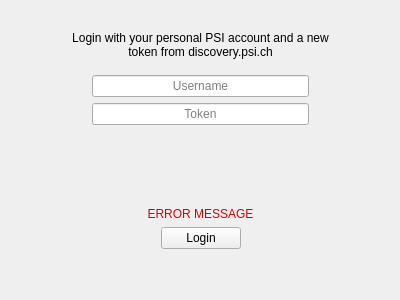
Before: the Qt Designer form PSIArchiver/login.ui in paulscherrerinstitute/scicat-qt, drawn with Qt 5.
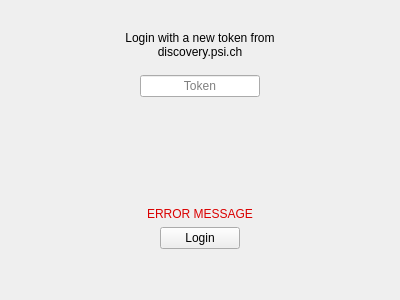
After: the same form once the commit is applied.

Commit message: feat: keep token only login dialog

The edit to the form file:
```diff
--- a/PSIArchiver/login.ui
+++ b/PSIArchiver/login.ui
@@ -50,7 +50,7 @@
        <item>
         <widget class="QLabel" name="label">
          <property name="text">
-          <string>Login with your personal PSI account and a new token from discovery.psi.ch</string>
+          <string>Login with a new token from discovery.psi.ch</string>
          </property>
          <property name="alignment">
           <set>Qt::AlignCenter</set>
@@ -96,16 +96,6 @@
          </item>
          <item>
           <layout class="QVBoxLayout" name="verticalLayout">
-           <item>
-            <widget class="QLineEdit" name="lineEditUsername">
-             <property name="alignment">
-              <set>Qt::AlignCenter</set>
-             </property>
-             <property name="placeholderText">
-              <string>Username</string>
-             </property>
-            </widget>
-           </item>
            <item>
             <widget class="QLineEdit" name="lineEditPassword">
              <property name="echoMode">
```
The commit also changes 8 other files.
